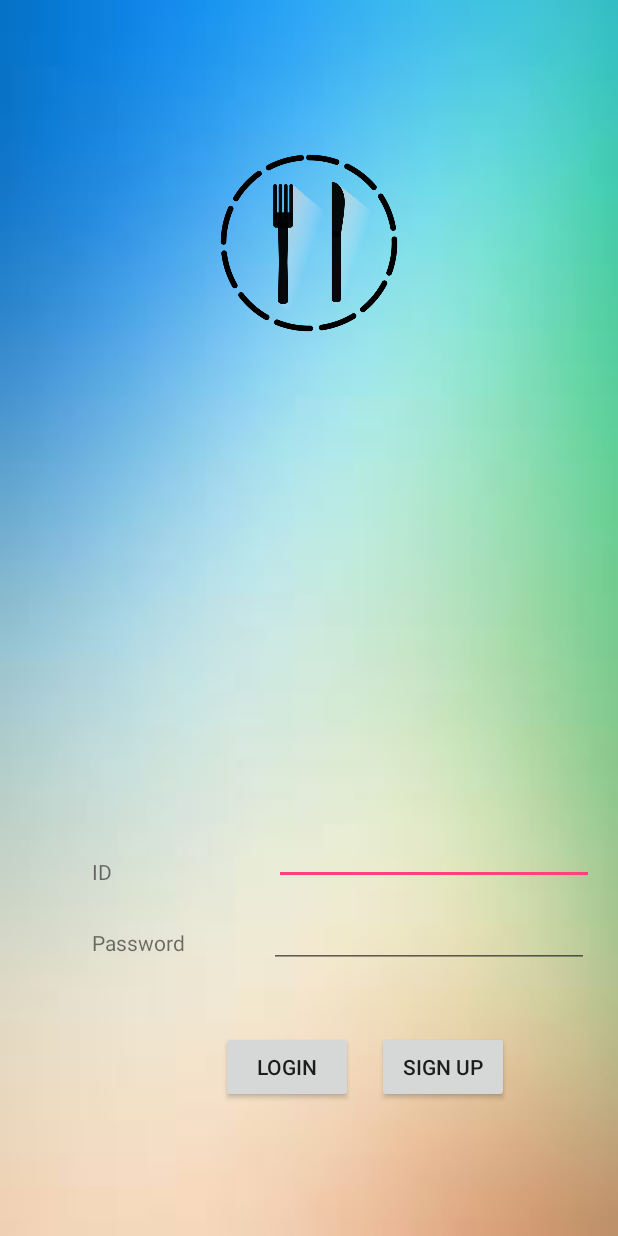
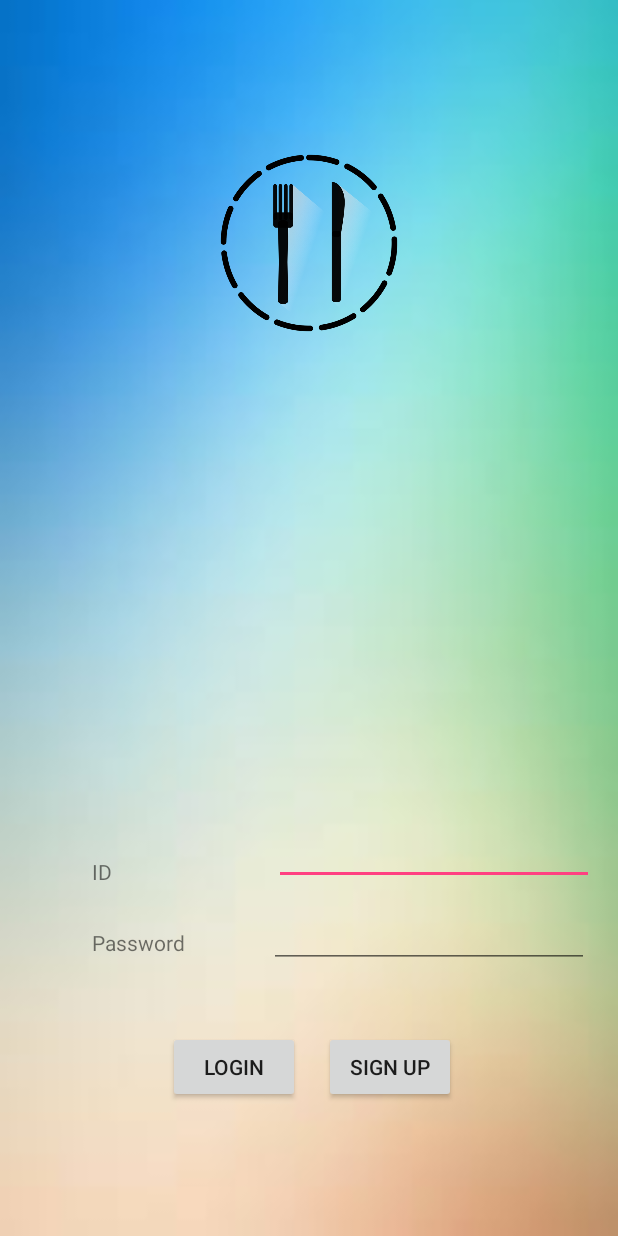
Before and after one commit to TermProject3-2/MenuSelector, an Android app: the screen it shows after launch (LoginActivity), on a phone screen of 412 x 824 dp. Run offline under Robolectric (Android 15) with nearby library versions, the phone set to English and light mode, and no system bars; our stand-ins replace Firebase (no records; nobody signed in at launch, a user with empty details on screens opened directly).

Commit message:
JeongHaeCheol
r

```diff
--- a/MenuSelector/app/src/main/java/com/example/amdin/menuselector/LoginActivity.java
+++ b/MenuSelector/app/src/main/java/com/example/amdin/menuselector/LoginActivity.java
@@ -28,7 +28,7 @@ public class LoginActivity extends AppCompatActivity {
     EditText editPass;
     String email;
     String password;
-
+    private String htmlpageurl;
     private FirebaseAuth.AuthStateListener authStateListener;
     private FirebaseAuth mAuth;
 
@@ -44,6 +44,7 @@ public class LoginActivity extends AppCompatActivity {
         textPass = (TextView)findViewById(R.id.textPass);
         editId = (EditText)findViewById(R.id.editId);
         editPass = (EditText)findViewById(R.id.editPass);
+        htmlpageurl= "https://hansung.ac.kr/web/www/life_03_01_t1";
 
 
         authStateListener = new FirebaseAuth.AuthStateListener() {
@@ -86,32 +87,6 @@ public class LoginActivity extends AppCompatActivity {
                     Toast.makeText(LoginActivity.this,"로그인 실패",Toast.LENGTH_SHORT).show();
                 }
                 else if(task.isSuccessful()){
-<<<<<<< HEAD
-                    FirebaseDatabase firebaseDatabase = FirebaseDatabase.getInstance();
-                    DatabaseReference myRef= firebaseDatabase.getReference("MenuList");
-                    myRef.addListenerForSingleValueEvent(new ValueEventListener(){
-                        @Override
-                        public void onDataChange(DataSnapshot dataSnapshot) {
-                            StringTokenizer st = new StringTokenizer(email,".");
-                            String alarmOnoff;
-                            email= st.nextToken();
-
-                            if(dataSnapshot.child("UserList").child(email).child("alarm").getValue().toString().equals("on")){
-                                alarmOnoff = "on";
-                            }
-                            else {
-                                alarmOnoff = "off";
-                            }
-                            Intent intent = new Intent(getApplicationContext(), MainActivity.class);
-                            intent.putExtra("id",email);
-                            intent.putExtra("alarm",alarmOnoff);
-                            startActivity(intent);
-                        }
-                        @Override
-                        public void onCancelled(DatabaseError databaseError) {
-                        }
-                    });
-=======
 
                     StringTokenizer st = new StringTokenizer(email,".");
                     email= st.nextToken();
@@ -119,7 +94,6 @@ public class LoginActivity extends AppCompatActivity {
                     intent.putExtra("id",email);
                     startActivity(intent);
 
->>>>>>> 500b8a0d38bef495a1e04be25b7f30c6d79dcace
                 }
             }
         });
--- a/MenuSelector/app/src/main/res/layout/activity_login.xml
+++ b/MenuSelector/app/src/main/res/layout/activity_login.xml
@@ -75,13 +75,14 @@
         android:layout_width="wrap_content"
         android:layout_height="wrap_content"
         android:layout_marginBottom="89dp"
-        android:layout_marginStart="24dp"
+        android:layout_marginStart="112dp"
         android:layout_marginTop="87dp"
         android:onClick="onButtonLogin"
         android:text="Login"
         app:layout_constraintBottom_toBottomOf="parent"
-        app:layout_constraintLeft_toRightOf="@+id/textPass"
+        app:layout_constraintStart_toStartOf="parent"
         app:layout_constraintTop_toTopOf="@+id/editPass"
+        app:layout_constraintVertical_bias="0.0"
         tools:layout_constraintBottom_creator="1"
         tools:layout_constraintLeft_creator="1"
         tools:layout_constraintTop_creator="1" />
```
Also changed, not shown: MenuSelector/app/src/main/java/com/example/amdin/menuselector/MainActivity.java (+2 -6 lines).
